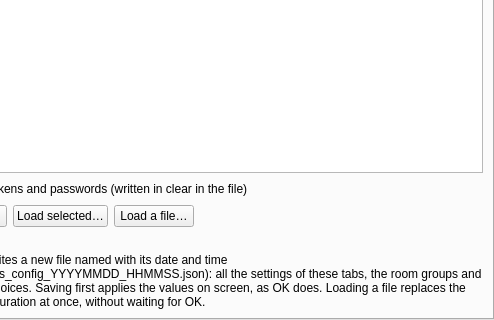
This is valetudo_qgis/ui/settings_page.ui in sylsta/homeqgis as Qt 5 draws it before an edit; both pictures show x 84 to 578 and y 233 to 553 of the 578 by 553 pixel window. The edited form follows.
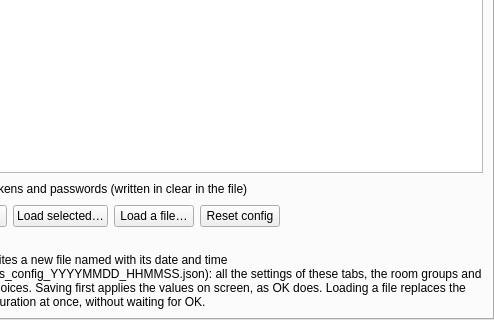
This is the edited form. The open tabs and pages were chosen to show the change. Custom widgets are drawn as their Qt base class.

Commit message: Backup tab: Reset config (after saving a backup)

The edit to the form file:
```diff
--- a/valetudo_qgis/ui/settings_page.ui
+++ b/valetudo_qgis/ui/settings_page.ui
@@ -1021,6 +1021,16 @@
            </property>
           </widget>
          </item>
+         <item>
+          <widget class="QPushButton" name="btn_backup_reset">
+           <property name="text">
+            <string>Reset config</string>
+           </property>
+           <property name="toolTip">
+            <string>Back to the default settings, after saving a backup</string>
+           </property>
+          </widget>
+         </item>
          <item>
           <spacer name="backup_spacer">
            <property name="orientation">
```
The commit also changes 4 other files.
